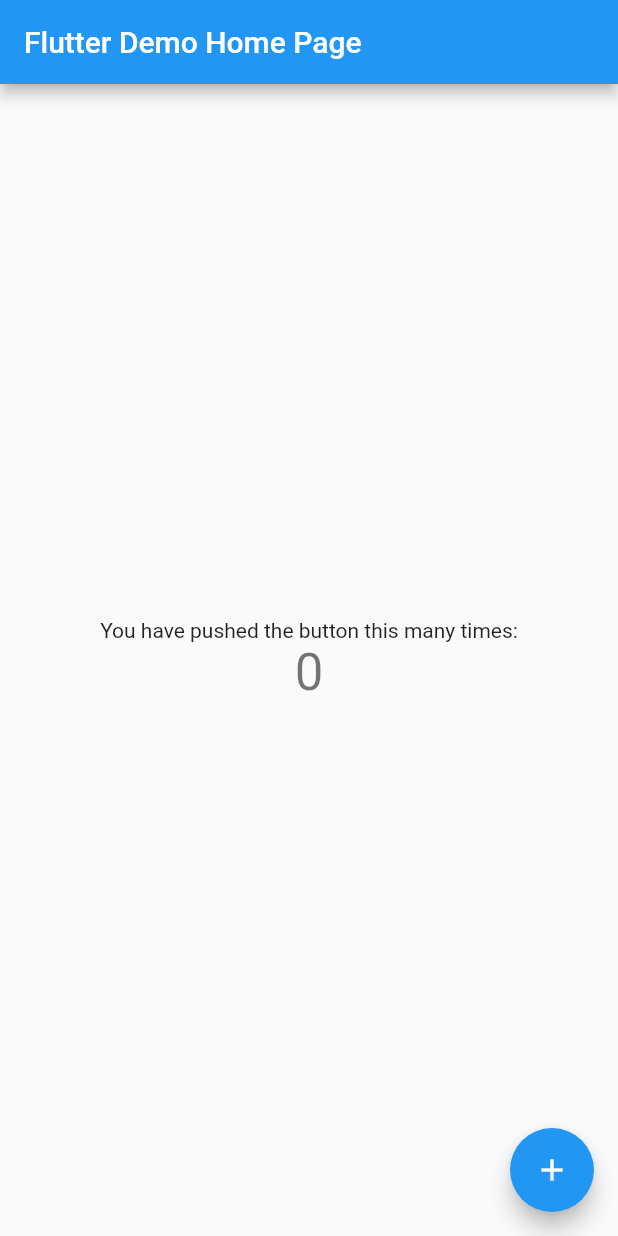
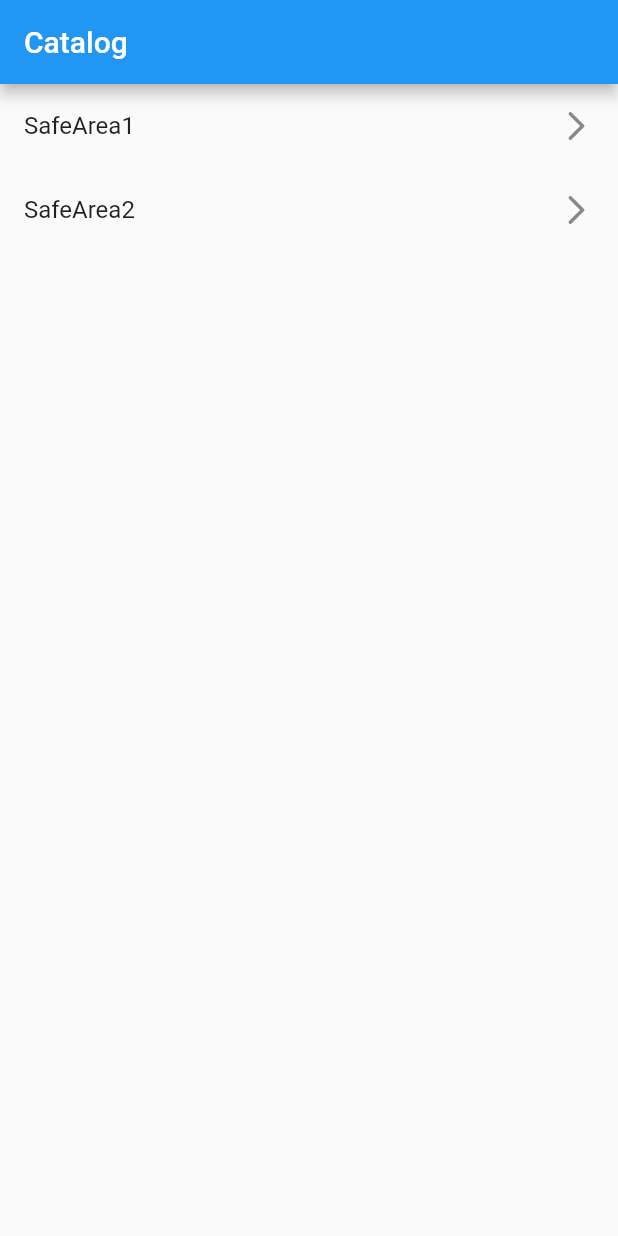
Before and after one commit to bakhuong4901/nike_app, a Flutter app: the screen it shows after launch, on a phone screen of 412 x 824 dp. Run offline on Flutter 3.47's test engine with Material 2 defaults, Android fonts, the phone set to English and light mode, and no system bars.

Commit message:
refactor code

```diff
--- /dev/null
+++ b/lib/catalog_model.dart
@@ -0,0 +1,17 @@
+import 'package:flutter/widgets.dart';
+import 'package:flutter_training_kca/main.dart';
+
+class CatalogModel {
+  final String widgetName;
+  final Widget destinationScreen;
+
+  const CatalogModel(
+      {required this.widgetName, required this.destinationScreen});
+
+  static List<CatalogModel> toList() {
+    return [
+      CatalogModel(widgetName: 'SafeArea1', destinationScreen: SafeAreScreen()),
+      CatalogModel(widgetName: 'SafeArea2', destinationScreen: SafeAreScreen())
+    ];
+  }
+}
--- a/lib/main.dart
+++ b/lib/main.dart
@@ -1,4 +1,5 @@
 import 'package:flutter/material.dart';
+import 'package:flutter_training_kca/catalog_model.dart';
 
 void main() {
   runApp(const MyApp());
@@ -10,58 +11,55 @@
   @override
   Widget build(BuildContext context) {
     return MaterialApp(
+      debugShowCheckedModeBanner: false,
       title: 'Flutter Demo',
       theme: ThemeData(
         primarySwatch: Colors.blue,
       ),
-      home: const MyHomePage(title: 'Flutter Demo Home Page'),
+      home: CatalogScreen(),
     );
   }
 }
 
-class MyHomePage extends StatefulWidget {
-  const MyHomePage({Key? key, required this.title}) : super(key: key);
-
-  final String title;
-
-  @override
-  State<MyHomePage> createState() => _MyHomePageState();
-}
-
-class _MyHomePageState extends State<MyHomePage> {
-  int _counter = 0;
-
-  void _incrementCounter() {
-    setState(() {
-      _counter++;
-    });
-  }
+class CatalogScreen extends StatelessWidget {
+  final List<CatalogModel> _listCatalog = CatalogModel.toList();
 
   @override
   Widget build(BuildContext context) {
     return Scaffold(
+        appBar: AppBar(
+          title: const Text('Catalog'),
+        ),
+        body: ListView.builder(
+          itemBuilder: (context, index) {
+            CatalogModel model = _listCatalog[index];
+            return InkWell(
+              child: ListTile(
+                title: Text(model.widgetName),
+                trailing: Icon(Icons.arrow_forward_ios_rounded),
+              ),
+              onTap: () async {
+                await Future.delayed(const Duration(milliseconds: 200));
+                Navigator.of(context).push(
+                    MaterialPageRoute(builder: (_) => model.destinationScreen));
+              },
+            );
+          },
+          itemCount: _listCatalog.length,
+        ));
+  }
+}
+
+class SafeAreScreen extends StatelessWidget {
+  @override
+  Widget build(BuildContext context) {
+    return Scaffold(
       appBar: AppBar(
-        title: Text(widget.title),
+        title: const Text('SafeAre'),
       ),
-      body: Center(
-        child: Column(
-          mainAxisAlignment: MainAxisAlignment.center,
-          children: <Widget>[
-            const Text(
-              'You have pushed the button this many times:',
-            ),
-            Text(
-              '$_counter',
-              style: Theme.of(context).textTheme.headline4,
-            ),
-          ],
-        ),
+      body: const Center(
+        child: Text('Content SafeAre'),
       ),
-      floatingActionButton: FloatingActionButton(
-        onPressed: _incrementCounter,
-        tooltip: 'Increment',
-        child: const Icon(Icons.add),
-      ), // This trailing comma makes auto-formatting nicer for build methods.
     );
   }
 }
```
Also changed, not shown: pubspec.yaml (+1 -65 lines), pubspec.lock.
